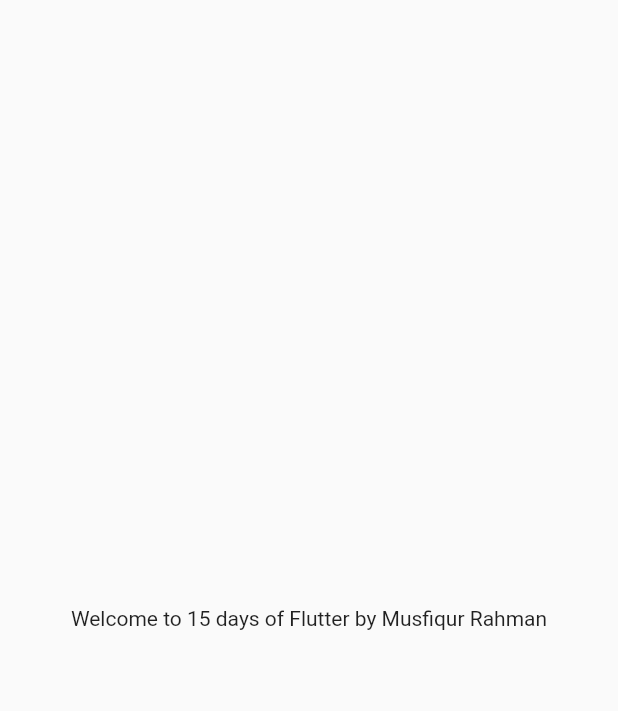
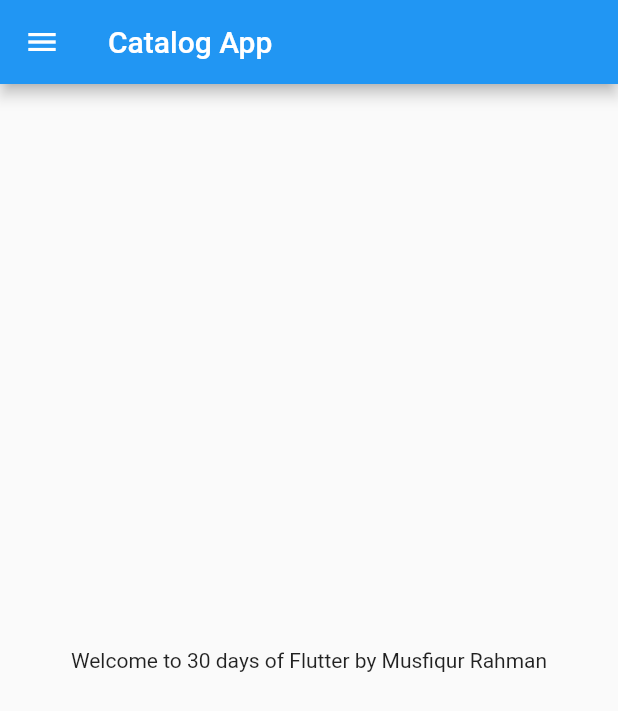
Before and after one commit to musfiqur552608/Catalog_Flutter_APP, a Flutter app: the screen it shows after launch, on a phone screen of 412 x 824 dp. Shown: the top 711 px of the screen. Run offline on Flutter 3.47's test engine with Material 2 defaults, Android fonts, the phone set to English and light mode, and no system bars.

Commit message:
Use Scaffold

```diff
--- /dev/null
+++ b/lib/home_page.dart
@@ -0,0 +1,21 @@
+import 'package:flutter/material.dart';
+
+class HomePage extends StatelessWidget {
+  @override
+  Widget build(BuildContext context) {
+    int days = 30;
+    String name = "Musfiqur Rahman";
+
+    return Scaffold(
+      appBar: AppBar(
+        title: Text("Catalog App"),
+      ),
+      body: Center(
+        child: Container(
+          child: Text("Welcome to $days days of Flutter by $name"),
+        ),
+      ),
+      drawer: Drawer(),
+    );
+  }
+}
--- a/lib/main.dart
+++ b/lib/main.dart
@@ -1,4 +1,5 @@
 import 'package:flutter/material.dart';
+import 'home_page.dart';
 
 void main(){
   runApp(MyApp());
@@ -8,23 +9,10 @@ void main(){
 class MyApp extends StatelessWidget {
   @override
   Widget build(BuildContext context) {
-    int days = 15;
-    String name = "Musfiqur Rahman";
-    double pi = 3.14;
-    bool isMale = true;
-    num temp = 30.5;
 
-    var day = "Tuesday";
-    const pi2 = 3.14;
 
     return MaterialApp(
-      home: Material(
-        child: Center(
-          child: Container(
-            child: Text("Welcome to $days days of Flutter by $name"),
-          ),
-        ),
-      ),
+      home: HomePage()
     );
   }
 }
```
